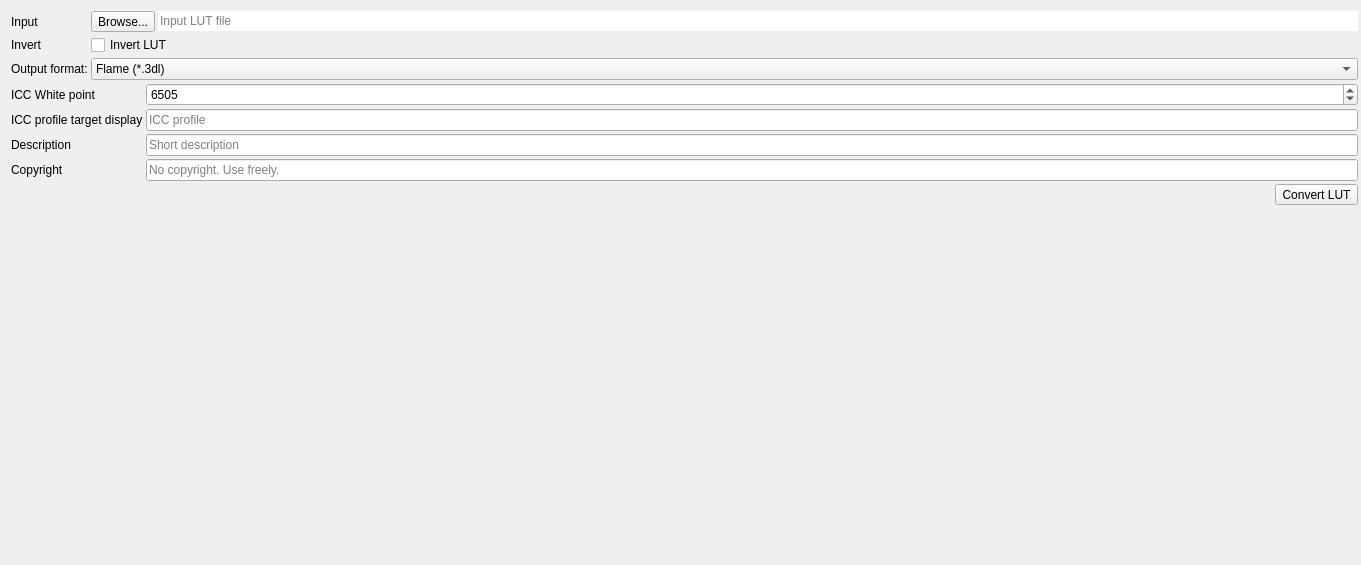
Qt form src/UI/lutconverterwidget.ui (RxLaboratory/DuME) before a commit.
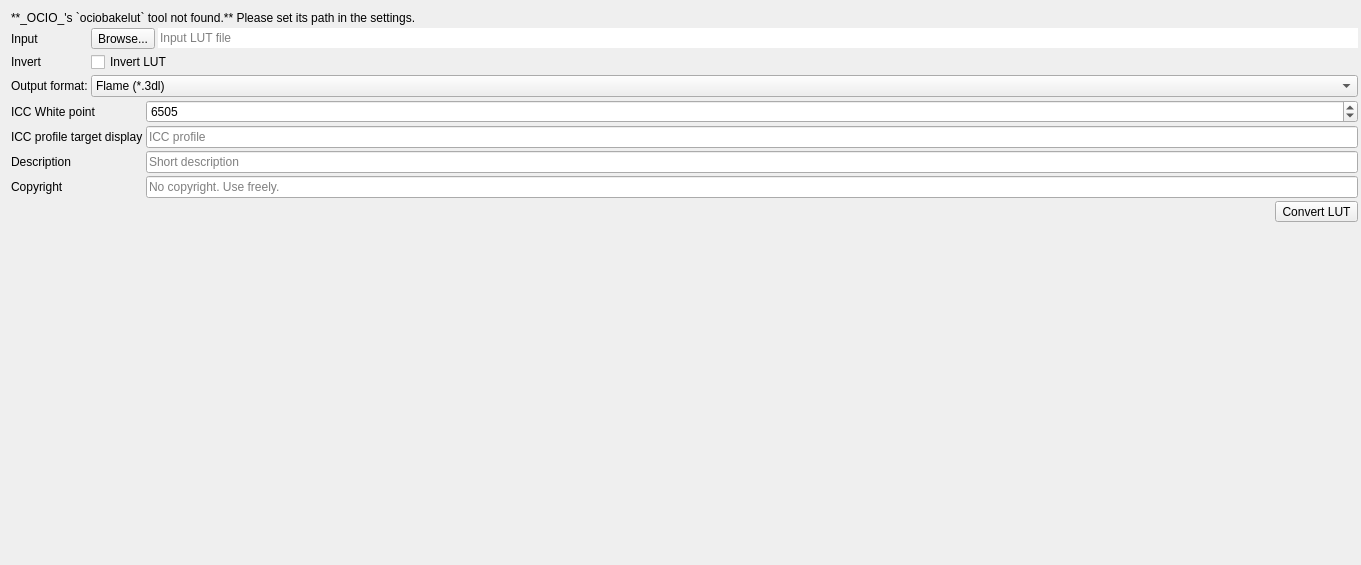
The same form after that commit. Icons and pictures are not drawn.

Commit message: disbale ocio tools if ocio not found

What changed in the file:
```diff
--- a/src/UI/lutconverterwidget.ui
+++ b/src/UI/lutconverterwidget.ui
@@ -23,6 +23,16 @@
    <property name="bottomMargin">
     <number>3</number>
    </property>
+   <item>
+    <widget class="QLabel" name="ocioNotFoundLabel">
+     <property name="text">
+      <string>**_OCIO_'s `ociobakelut` tool not found.** Please set its path in the settings.</string>
+     </property>
+     <property name="textFormat">
+      <enum>Qt::MarkdownText</enum>
+     </property>
+    </widget>
+   </item>
    <item>
     <layout class="QFormLayout" name="formLayout">
      <property name="horizontalSpacing">
```
Left out of the diff: 2 changed lines with no effect on the pictures. The commit also changes 5 other files.
